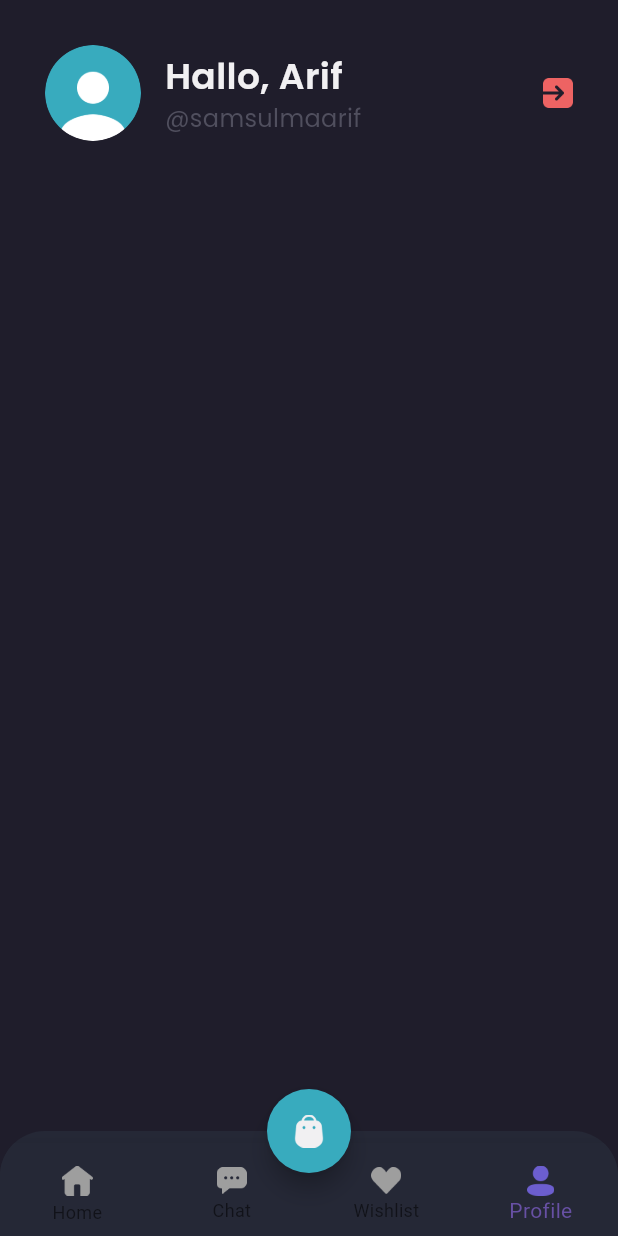
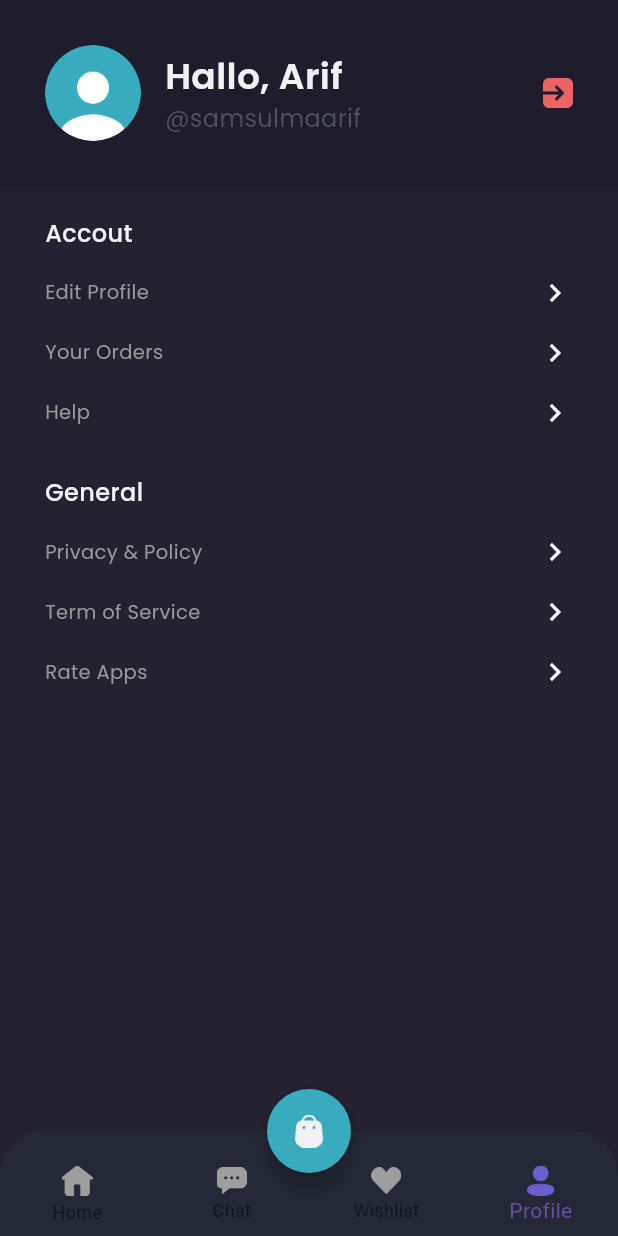
Before and after one commit to Samsulmaarif01/Shamo-Flutter-App, a Flutter app: the MainPage screen opened by its route, item 4 of the bottom bar chosen, on a phone screen of 412 x 824 dp. Run offline on Flutter 3.47's test engine with Material 3 defaults, Android fonts, the phone set to English and light mode, and no system bars; our stand-ins replace google_fonts.

Commit message:
add new files

```diff
--- a/lib/main.dart
+++ b/lib/main.dart
@@ -1,6 +1,7 @@
 
 import 'package:flutter/material.dart';
 import 'package:shamo/pages/detail_chat_page.dart';
+import 'package:shamo/pages/home/edit_profile_page.dart';
 import 'package:shamo/pages/home/main_page.dart';
 import 'package:shamo/pages/sign_in_page.dart';
 import 'package:shamo/pages/splash_page.dart';
@@ -24,6 +25,7 @@ class MyApp extends StatelessWidget {
         '/sign-up': (context) => const SignUpPage(),
         '/home': (context) => const MainPage(),
         '/detail-chat': (context) => const DetailChatPage(),
+        '/edit-profile': (context) => const EditProfilePage(),
 
       },
     );
--- a/lib/pages/home/main_page.dart
+++ b/lib/pages/home/main_page.dart
@@ -107,7 +107,7 @@ class _MainPageState extends State<MainPage> {
     }
 
     return Scaffold(
-      backgroundColor: backgroundColor1,
+      backgroundColor: currentIndex == 0 ? backgroundColor1 : backgroundColor3,
       floatingActionButton: cardButton(),
       floatingActionButtonLocation: FloatingActionButtonLocation.centerDocked,
       bottomNavigationBar: customButtonNav(),
--- a/lib/pages/home/profile_page.dart
+++ b/lib/pages/home/profile_page.dart
@@ -1,9 +1,7 @@
-
 import 'package:flutter/material.dart';
 import 'package:shamo/theme.dart';
 
 class ProfilePage extends StatelessWidget {
-
   const ProfilePage({super.key});
 
   @override
@@ -14,7 +12,6 @@ class ProfilePage extends StatelessWidget {
         automaticallyImplyLeading: false,
         elevation: 0,
         flexibleSpace: SafeArea(
-
           child: Container(
             padding: const EdgeInsets.all(defaultMargin),
             child: Row(
@@ -48,9 +45,98 @@ class ProfilePage extends StatelessWidget {
                     ],
                   ),
                 ),
-                Image.asset('assets/Exit Button.png', width: 20,)
+                GestureDetector(
+                  onTap: () {
+                    Navigator.pushNamedAndRemoveUntil(
+                        context, '/sign-in', (route) => false);
+                  },
+                  child: Image.asset(
+                    'assets/Exit Button.png',
+                    width: 20,
+                  ),
+                )
               ],
             ),
+          ),
+        ),
+      );
+    }
+
+    Widget menuItem(String text) {
+      return Container(
+        margin: const EdgeInsets.only(top: 16),
+        child: Row(
+          mainAxisAlignment: MainAxisAlignment.spaceBetween,
+          children: [
+            Text(
+              text,
+              style: secondaryTextStyle.copyWith(fontSize: 13),
+            ),
+            const Spacer(),
+            const Icon(
+              Icons.chevron_right,
+              color: primaryTextColor,
+            )
+          ],
+        ),
+      );
+    }
+
+    Widget content() {
+      return Expanded(
+        child: Container(
+          width: double.infinity,
+          padding: const EdgeInsetsDirectional.symmetric(
+            horizontal: defaultMargin,
+          ),
+          decoration: const BoxDecoration(color: backgroundColor3),
+          child: Column(
+            crossAxisAlignment: CrossAxisAlignment.start,
+            children: [
+              const SizedBox(
+                height: 20,
+              ),
+              Text(
+                'Accout',
+                style: primaryTextStyle.copyWith(
+                  fontSize: 16,
+                  fontWeight: medium,
+                ),
+              ),
+              GestureDetector(
+                onTap: () {
+                  Navigator.pushNamed(context, '/edit-profile');
+                },
+                child: menuItem(
+                  'Edit Profile',
+                ),
+              ),
+              menuItem(
+                'Your Orders',
+              ),
+              menuItem(
+                'Help',
+              ),
+              const SizedBox(
+                height: 30,
+              ),
+              Text(
+                'General',
+                style: primaryTextStyle.copyWith(
+                  fontSize: 16,
+                  fontWeight: medium,
+                ),
+              ),
+              menuItem(
+                'Privacy & Policy',
+              ),
+              menuItem(
+                'Term of Service',
+              ),
+              menuItem(
+                'Rate Apps',
+              ),
+            ],
           ),
         ),
       );
@@ -59,6 +145,7 @@ class ProfilePage extends StatelessWidget {
     return Column(
       children: [
         header(),
+        content(),
       ],
     );
   }
```
Also changed, not shown: lib/pages/home/edit_profile_page.dart (added, +133 -0 lines).
